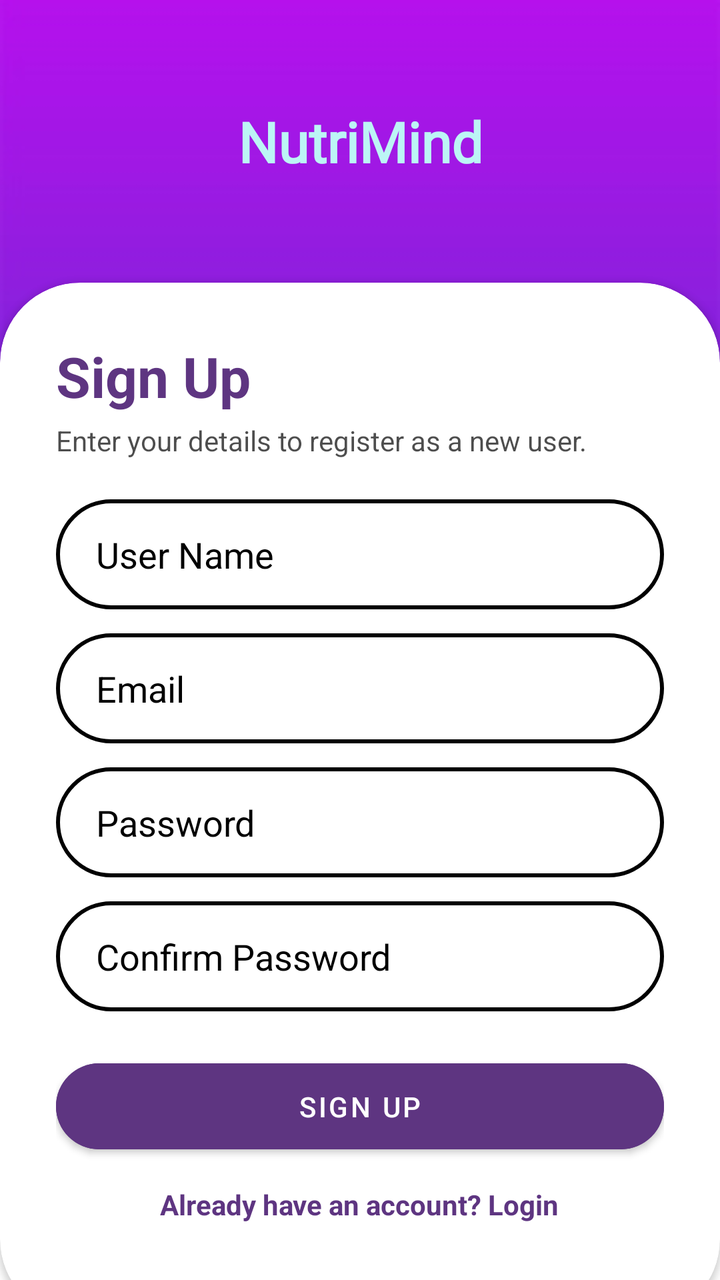
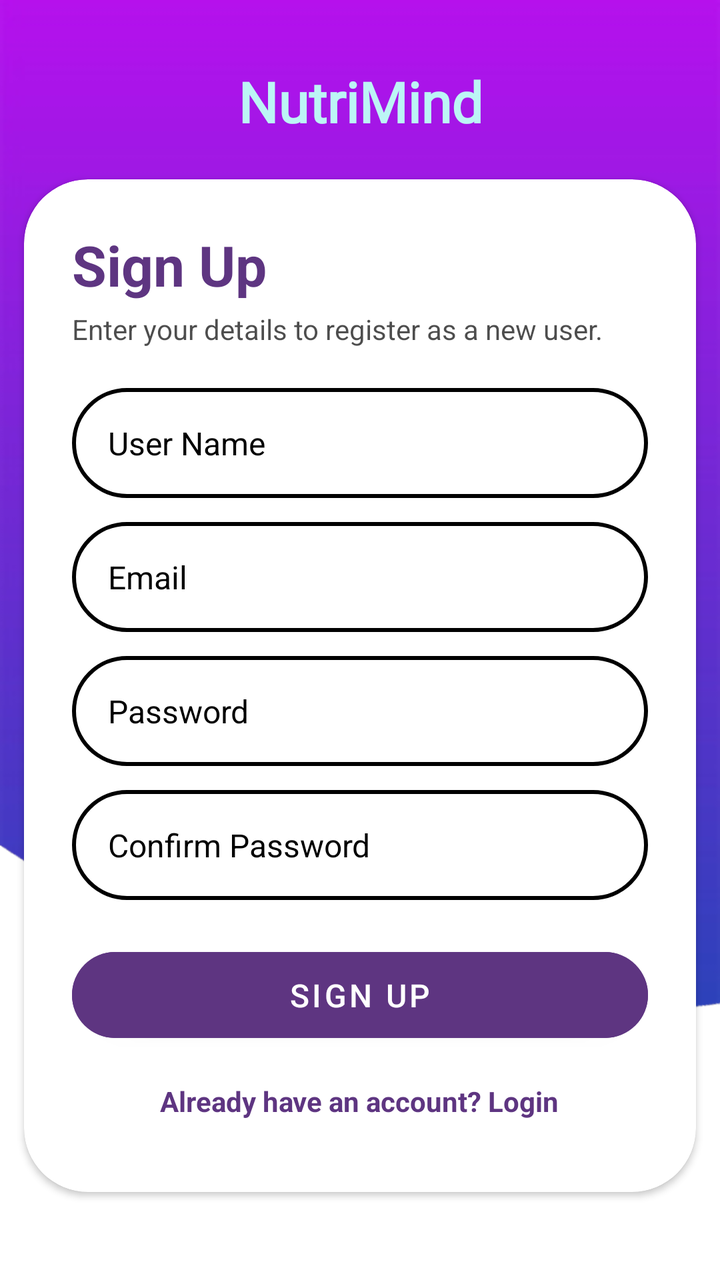

Before-and-after screenshots of an Android layout around one commit, followed by the original layout XML and the change that was made.
<!-- AndroidManifest.xml: application theme Theme.NutriMind -->
<!-- res/layout/activity_signup.xml -->
<?xml version="1.0" encoding="utf-8"?>
<androidx.constraintlayout.widget.ConstraintLayout
    xmlns:android="http://schemas.android.com/apk/res/android"
    xmlns:app="http://schemas.android.com/apk/res-auto"
    android:id="@+id/main"
    android:layout_width="match_parent"
    android:layout_height="match_parent"
    android:background="@drawable/background">

    
    <androidx.core.widget.NestedScrollView
        android:layout_width="match_parent"
        android:layout_height="match_parent"
        android:fillViewport="true"
        app:layout_constraintTop_toTopOf="parent"
        app:layout_constraintBottom_toBottomOf="parent"
        app:layout_constraintStart_toStartOf="parent"
        app:layout_constraintEnd_toEndOf="parent">

        <androidx.constraintlayout.widget.ConstraintLayout
            android:layout_width="match_parent"
            android:layout_height="wrap_content">

            
            <TextView
                android:id="@+id/textView"
                android:layout_width="wrap_content"
                android:layout_height="wrap_content"
                android:fontFamily="@font/lora_bold_italic"
                android:text="NutriMind"
                android:textSize="28sp"
                android:textStyle="bold"
                android:textColor="@color/teal_200"
                android:layout_marginTop="40dp"
                android:layout_marginBottom="24dp"
                app:layout_constraintTop_toTopOf="parent"
                app:layout_constraintBottom_toTopOf="@+id/signupCard"
                app:layout_constraintStart_toStartOf="parent"
                app:layout_constraintEnd_toEndOf="parent"
                app:layout_constraintVertical_bias="0.3"/>

            
            <androidx.cardview.widget.CardView
                android:id="@+id/signupCard"
                android:layout_width="match_parent"
                android:layout_height="wrap_content"
                android:layout_marginBottom="-20dp"
                app:cardCornerRadius="40dp"
                app:cardBackgroundColor="@color/white"
                app:layout_constraintBottom_toBottomOf="parent"
                app:layout_constraintStart_toStartOf="parent"
                app:layout_constraintEnd_toEndOf="parent">

                <LinearLayout
                    android:layout_width="match_parent"
                    android:layout_height="wrap_content"
                    android:orientation="vertical"
                    android:paddingStart="28dp"
                    android:paddingEnd="28dp"
                    android:paddingTop="28dp"
                    android:paddingBottom="48dp"> 

                    
                    <TextView
                        android:id="@+id/textView2"
                        android:layout_width="wrap_content"
                        android:layout_height="wrap_content"
                        android:text="Sign Up"
                        android:textSize="28sp"
                        android:textStyle="bold"
                        android:textColor="@color/my_primary"/>

                    
                    <TextView
                        android:id="@+id/textView3"
                        android:layout_width="wrap_content"
                        android:layout_height="wrap_content"
                        android:text="Enter your details to register as a new user."
                        android:textColor="@color/black"
                        android:layout_marginTop="4dp"
                        android:alpha="0.7"/>

                    
                    <EditText
                        android:id="@+id/editTextSignUpUserName"
                        android:layout_width="match_parent"
                        android:layout_height="55dp"
                        android:layout_marginTop="20dp"
                        android:hint="User Name"
                        android:textColor="@color/black"
                        android:textColorHint="@color/black"
                        android:background="@drawable/input_bg"
                        android:paddingStart="20dp"
                        android:inputType="textPersonName"
                        android:importantForAutofill="no"/>

                    
                    <EditText
                        android:id="@+id/editTextSignUpEmail"
                        android:layout_width="match_parent"
                        android:layout_height="55dp"
                        android:layout_marginTop="12dp"
                        android:hint="Email"
                        android:textColor="@color/black"
                        android:textColorHint="@color/black"
                        android:inputType="textEmailAddress"
                        android:background="@drawable/input_bg"
                        android:paddingStart="20dp"
                        android:importantForAutofill="no"/>

                    
                    <EditText
                        android:id="@+id/editTextSignUpPassword"
                        android:layout_width="match_parent"
                        android:layout_height="55dp"
                        android:layout_marginTop="12dp"
                        android:hint="Password"
                        android:textColor="@color/black"
                        android:textColorHint="@color/black"
                        android:inputType="textPassword"
                        android:background="@drawable/input_bg"
                        android:paddingStart="20dp"
                        android:importantForAutofill="no"/>

                    
                    <EditText
                        android:id="@+id/editTextSignUpConfirmPassword"
                        android:layout_width="match_parent"
                        android:layout_height="55dp"
                        android:layout_marginTop="12dp"
                        android:hint="Confirm Password"
                        android:textColor="@color/black"
                        android:textColorHint="@color/black"
                        android:inputType="textPassword"
                        android:background="@drawable/input_bg"
                        android:paddingStart="20dp"
                        android:importantForAutofill="no"/>

                    
                    <com.google.android.material.button.MaterialButton
                        android:id="@+id/buttonSignUp"
                        android:layout_width="match_parent"
                        android:layout_height="55dp"
                        android:layout_marginTop="20dp"
                        android:text="Sign Up"
                        android:textColor="@color/white"
                        app:cornerRadius="28dp"
                        android:backgroundTint="@color/my_primary"/>

                    
                    <TextView
                        android:id="@+id/textViewExistingUser"
                        android:layout_width="wrap_content"
                        android:layout_height="wrap_content"
                        android:layout_gravity="center"
                        android:layout_marginTop="12dp"
                        android:text="Already have an account? Login"
                        android:textColor="@color/my_primary"
                        android:textStyle="bold" />

                </LinearLayout>
            </androidx.cardview.widget.CardView>

        </androidx.constraintlayout.widget.ConstraintLayout>
    </androidx.core.widget.NestedScrollView>

</androidx.constraintlayout.widget.ConstraintLayout>
<!-- resources referenced by this layout -->
<resources>
  <color name="black">#FF000000</color>
  <color name="my_primary">#5E3581</color>
  <color name="teal_200">#bcf5f5</color>
  <color name="white">#FFFFFFFF</color>
  <!-- drawable background: png bitmap (drawable, 19321 bytes) -->
  <!-- drawable input_bg (drawable) -->
  <?xml version="1.0" encoding="utf-8"?>
  <shape xmlns:android="http://schemas.android.com/apk/res/android">
      <stroke android:color="@color/black" android:width="2dp"/>
      <corners android:radius="70dp" />
  </shape>
  <style name="Theme.NutriMind" parent="Theme.MaterialComponents.DayNight.NoActionBar">
          
          <item name="colorPrimary">@color/purple_500</item>
          <item name="colorPrimaryVariant">@color/purple_700</item>
          <item name="colorOnPrimary">@color/white</item>
          
          <item name="colorSecondary">@color/teal_200</item>
          <item name="colorSecondaryVariant">@color/teal_700</item>
          <item name="colorOnSecondary">@color/black</item>
  
          
          <item name="android:statusBarColor" tools:targetApi="l">?attr/colorPrimaryVariant</item>
      </style>
  <color name="purple_500">#9C27B0</color>
  <color name="purple_700">#7B1FA2</color>
  <color name="teal_700">#00796B</color>
</resources>

<!-- the commit's change to res/layout/activity_signup.xml (unified diff, before → after) -->
@@ -5,13 +5,19 @@
     android:id="@+id/main"
     android:layout_width="match_parent"
     android:layout_height="match_parent"
-    android:background="@drawable/background">
+    android:background="@drawable/background"
+    android:fitsSystemWindows="true">
 
-    
     <androidx.core.widget.NestedScrollView
         android:layout_width="match_parent"
         android:layout_height="match_parent"
         android:fillViewport="true"
+        android:clipToPadding="false"
+        android:overScrollMode="never"
+        android:paddingStart="0dp"
+        android:paddingEnd="0dp"
+        android:paddingTop="16dp"
+        android:paddingBottom="16dp"
         app:layout_constraintTop_toTopOf="parent"
         app:layout_constraintBottom_toBottomOf="parent"
         app:layout_constraintStart_toStartOf="parent"
@@ -31,34 +37,37 @@
                 android:textSize="28sp"
                 android:textStyle="bold"
                 android:textColor="@color/teal_200"
-                android:layout_marginTop="40dp"
-                android:layout_marginBottom="24dp"
+                android:gravity="center"
+                android:layout_marginTop="16dp"
+                android:layout_marginBottom="20dp"
                 app:layout_constraintTop_toTopOf="parent"
-                app:layout_constraintBottom_toTopOf="@+id/signupCard"
                 app:layout_constraintStart_toStartOf="parent"
-                app:layout_constraintEnd_toEndOf="parent"
-                app:layout_constraintVertical_bias="0.3"/>
+                app:layout_constraintEnd_toEndOf="parent" />
 
             
             <androidx.cardview.widget.CardView
                 android:id="@+id/signupCard"
-                android:layout_width="match_parent"
+                android:layout_width="0dp"
                 android:layout_height="wrap_content"
-                android:layout_marginBottom="-20dp"
-                app:cardCornerRadius="40dp"
+                android:layout_marginStart="12dp"
+                android:layout_marginEnd="12dp"
+                android:layout_marginBottom="8dp"
+                app:cardCornerRadius="32dp"
+                app:cardUseCompatPadding="false"
                 app:cardBackgroundColor="@color/white"
-                app:layout_constraintBottom_toBottomOf="parent"
+                app:layout_constraintTop_toBottomOf="@id/textView"
                 app:layout_constraintStart_toStartOf="parent"
-                app:layout_constraintEnd_toEndOf="parent">
+                app:layout_constraintEnd_toEndOf="parent"
+                app:layout_constraintBottom_toBottomOf="parent">
 
                 <LinearLayout
                     android:layout_width="match_parent"
                     android:layout_height="wrap_content"
                     android:orientation="vertical"
-                    android:paddingStart="28dp"
-                    android:paddingEnd="28dp"
-                    android:paddingTop="28dp"
-                    android:paddingBottom="48dp"> 
+                    android:paddingStart="24dp"
+                    android:paddingEnd="24dp"
+                    android:paddingTop="24dp"
+                    android:paddingBottom="32dp">
 
                     
                     <TextView
@@ -68,17 +77,20 @@
                         android:text="Sign Up"
                         android:textSize="28sp"
                         android:textStyle="bold"
-                        android:textColor="@color/my_primary"/>
+                        android:textColor="@color/my_primary"
+                        android:maxLines="1" />
 
                     
                     <TextView
                         android:id="@+id/textView3"
-                        android:layout_width="wrap_content"
+                        android:layout_width="match_parent"
                         android:layout_height="wrap_content"
                         android:text="Enter your details to register as a new user."
+                        android:textSize="14sp"
                         android:textColor="@color/black"
                         android:layout_marginTop="4dp"
-                        android:alpha="0.7"/>
+                        android:alpha="0.7"
+                        android:maxLines="2" />
 
                     
                     <EditText
@@ -87,12 +99,15 @@
                         android:layout_height="55dp"
                         android:layout_marginTop="20dp"
                         android:hint="User Name"
+                        android:textSize="16sp"
                         android:textColor="@color/black"
                         android:textColorHint="@color/black"
                         android:background="@drawable/input_bg"
-                        android:paddingStart="20dp"
+                        android:paddingStart="18dp"
+                        android:paddingEnd="18dp"
+                        android:gravity="center_vertical"
                         android:inputType="textPersonName"
-                        android:importantForAutofill="no"/>
+                        android:importantForAutofill="no" />
 
                     
                     <EditText
@@ -101,12 +116,15 @@
                         android:layout_height="55dp"
                         android:layout_marginTop="12dp"
                         android:hint="Email"
+                        android:textSize="16sp"
                         android:textColor="@color/black"
                         android:textColorHint="@color/black"
                         android:inputType="textEmailAddress"
                         android:background="@drawable/input_bg"
-                        android:paddingStart="20dp"
-                        android:importantForAutofill="no"/>
+                        android:paddingStart="18dp"
+                        android:paddingEnd="18dp"
+                        android:gravity="center_vertical"
+                        android:importantForAutofill="no" />
 
                     
                     <EditText
@@ -115,12 +133,15 @@
                         android:layout_height="55dp"
                         android:layout_marginTop="12dp"
                         android:hint="Password"
+                        android:textSize="16sp"
                         android:textColor="@color/black"
                         android:textColorHint="@color/black"
                         android:inputType="textPassword"
                         android:background="@drawable/input_bg"
-                        android:paddingStart="20dp"
-                        android:importantForAutofill="no"/>
+                        android:paddingStart="18dp"
+                        android:paddingEnd="18dp"
+                        android:gravity="center_vertical"
+                        android:importantForAutofill="no" />
 
                     
                     <EditText
@@ -129,12 +150,15 @@
                         android:layout_height="55dp"
                         android:layout_marginTop="12dp"
                         android:hint="Confirm Password"
+                        android:textSize="16sp"
                         android:textColor="@color/black"
                         android:textColorHint="@color/black"
                         android:inputType="textPassword"
                         android:background="@drawable/input_bg"
-                        android:paddingStart="20dp"
-                        android:importantForAutofill="no"/>
+                        android:paddingStart="18dp"
+                        android:paddingEnd="18dp"
+                        android:gravity="center_vertical"
+                        android:importantForAutofill="no" />
 
                     
                     <com.google.android.material.button.MaterialButton
@@ -143,9 +167,11 @@
                         android:layout_height="55dp"
                         android:layout_marginTop="20dp"
                         android:text="Sign Up"
+                        android:textSize="16sp"
                         android:textColor="@color/white"
+                        android:gravity="center"
                         app:cornerRadius="28dp"
-                        android:backgroundTint="@color/my_primary"/>
+                        android:backgroundTint="@color/my_primary" />
 
                     
                     <TextView
@@ -155,13 +181,18 @@
                         android:layout_gravity="center"
                         android:layout_marginTop="12dp"
                         android:text="Already have an account? Login"
+                        android:textSize="14sp"
                         android:textColor="@color/my_primary"
-                        android:textStyle="bold" />
+                        android:textStyle="bold"
+                        android:gravity="center"
+                        android:padding="4dp" />
 
                 </LinearLayout>
+
             </androidx.cardview.widget.CardView>
 
         </androidx.constraintlayout.widget.ConstraintLayout>
+
     </androidx.core.widget.NestedScrollView>
 
 </androidx.constraintlayout.widget.ConstraintLayout>
